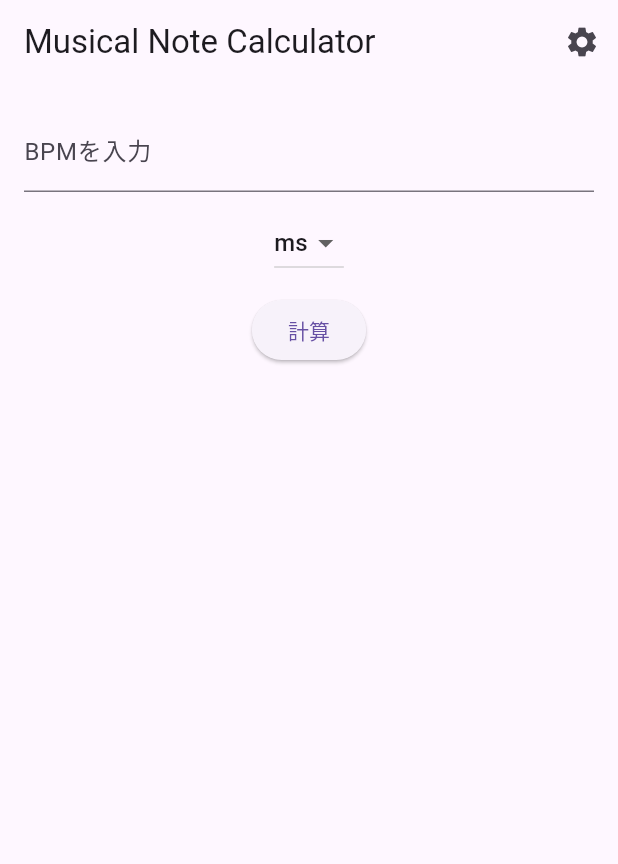
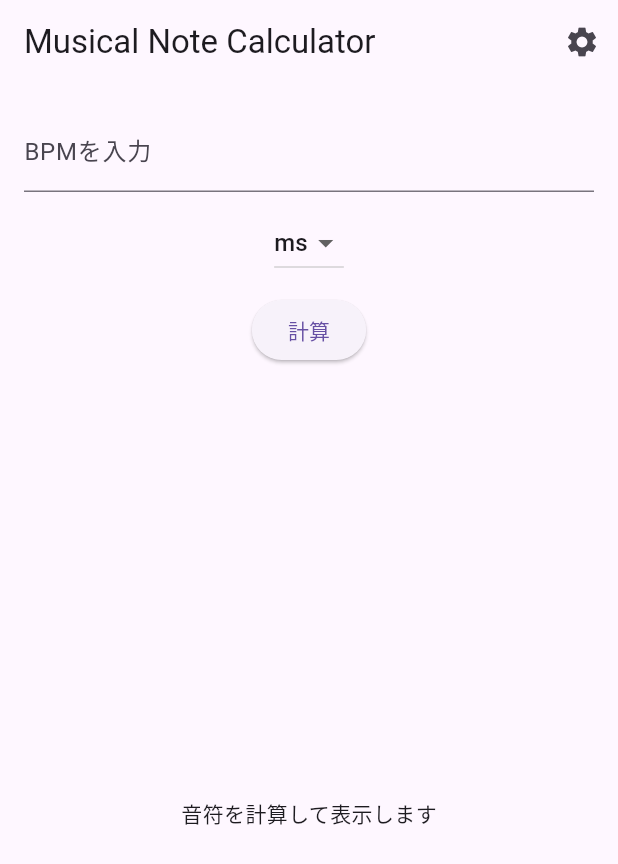
Before and after one commit to ryuya0124/musical_note_calculator, a Flutter app: the screen it shows after launch, on a phone screen of 412 x 824 dp. Shown: the top 864 px of the screen. Run offline on Flutter 3.47's test engine with Material 3 defaults, Android fonts, the phone set to English and light mode, and no system bars.

Commit message:
スクロール可能に

```diff
--- a/lib/home_page.dart
+++ b/lib/home_page.dart
@@ -41,8 +41,9 @@ class _HomePageState extends State<HomePage> {
           ),
         ],
       ),
-      body: SingleChildScrollView(  // 設定ページのスクロール対応
-        child: Padding(
+      body: Column(
+        children: [
+          Padding(
             padding: const EdgeInsets.all(16.0),
             child: Column(
               children: [
@@ -52,7 +53,6 @@ class _HomePageState extends State<HomePage> {
                   decoration: InputDecoration(labelText: 'BPMを入力'),
                 ),
                 SizedBox(height: 10),
-              // DropdownButtonの選択肢をSettingsModelから取得するように変更
                 DropdownButton<String>(
                   value: context.watch<SettingsModel>().selectedUnit,
                   items: ['ms', 's', 'µs'].map((String unit) {
@@ -75,11 +75,12 @@ class _HomePageState extends State<HomePage> {
                   onPressed: _calculateNotes,
                   child: Text('計算'),
                 ),
-              SizedBox(height: 20),
-              if (_notes.isNotEmpty)
-              // 音符一覧をスクロール可能にする
-                ListView.builder(
-                  shrinkWrap: true,  // リストが親のサイズに収まるように
+              ],
+            ),
+          ),
+          Expanded(
+            child: _notes.isNotEmpty
+                ? ListView.builder(
               itemCount: _notes.length,
               itemBuilder: (context, index) {
                 final note = _notes[index];
@@ -93,10 +94,10 @@ class _HomePageState extends State<HomePage> {
                   return Container(); // 無効な音符は空のコンテナで非表示
                 }
               },
+            )
+                : Center(child: Text('音符を計算して表示します')),
           ),
         ],
-          ),
-        ),
       ),
     );
   }
```
Also changed, not shown: lib/main.dart (line endings or trailing spaces). Lines whose indentation alone changed are shown as unchanged.
